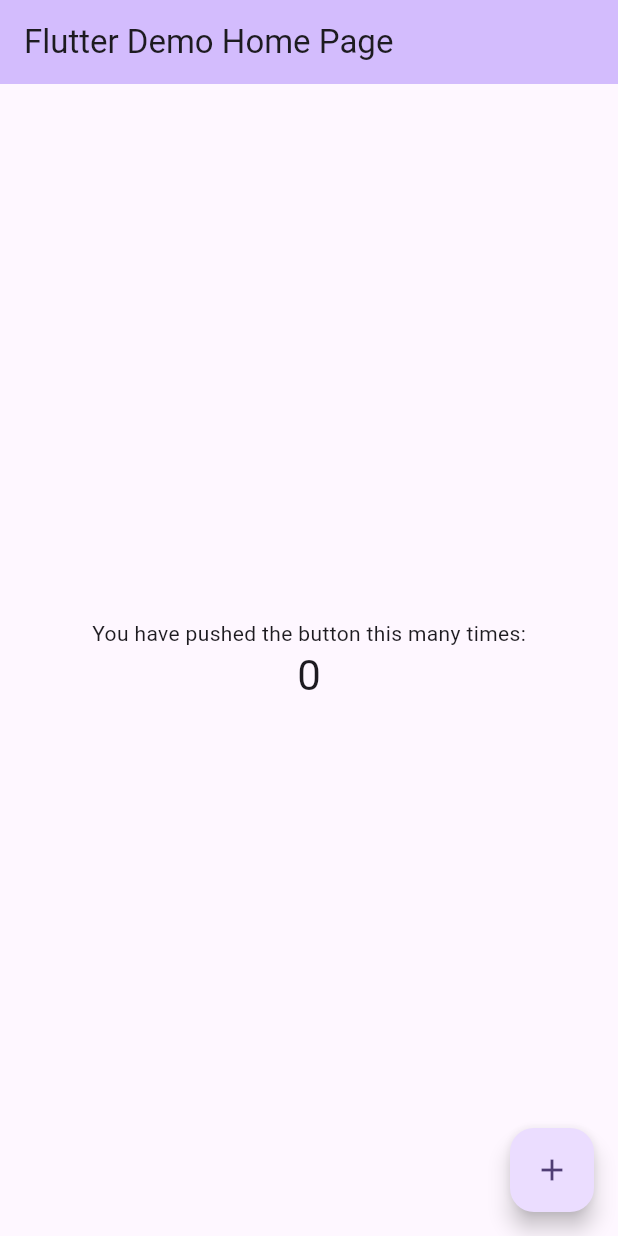
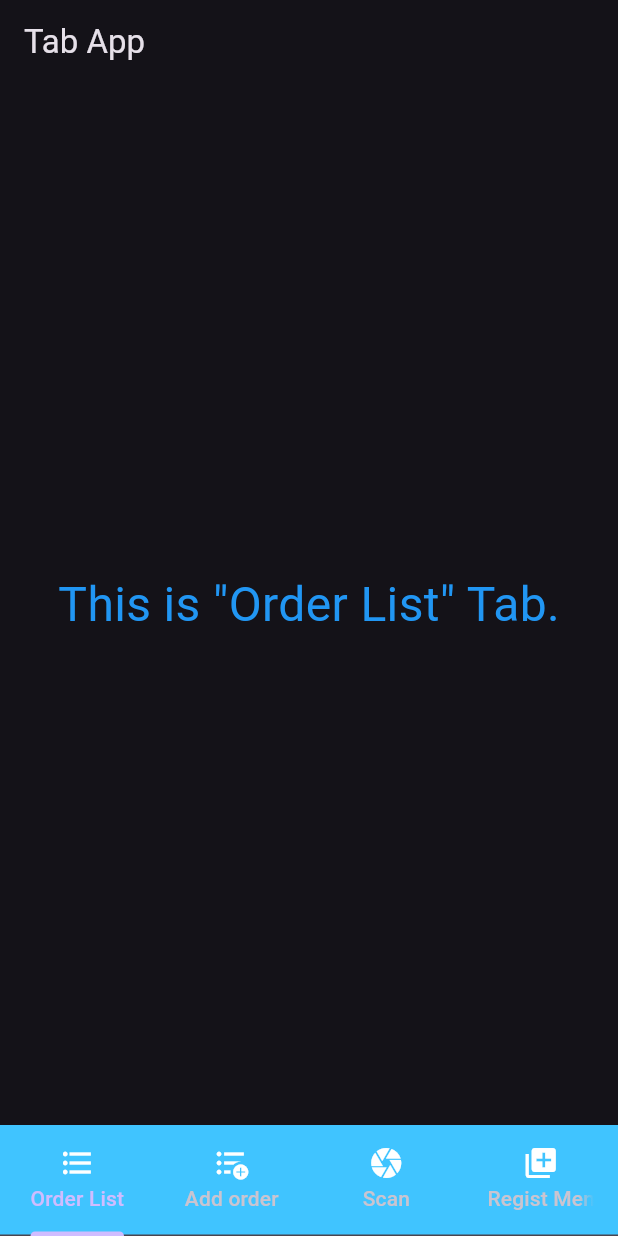
Before and after one commit to ReiruSATO/univ_fest_host, a Flutter app: the screen it shows after launch, on a phone screen of 412 x 824 dp. Run offline on Flutter 3.47's test engine with Material 3 defaults, Android fonts, the phone set to English and light mode, and no system bars.

Commit message:
create tab

```diff
--- a/univ_fest_host/lib/main.dart
+++ b/univ_fest_host/lib/main.dart
@@ -7,119 +7,91 @@
 class MyApp extends StatelessWidget {
   const MyApp({super.key});
 
-  // This widget is the root of your application.
   @override
   Widget build(BuildContext context) {
     return MaterialApp(
-      title: 'Flutter Demo',
+      title: 'Generated App',
       theme: ThemeData(
-        // This is the theme of your application.
-        //
-        // TRY THIS: Try running your application with "flutter run". You'll see
-        // the application has a purple toolbar. Then, without quitting the app,
-        // try changing the seedColor in the colorScheme below to Colors.green
-        // and then invoke "hot reload" (save your changes or press the "hot
-        // reload" button in a Flutter-supported IDE, or press "r" if you used
-        // the command line to start the app).
-        //
-        // Notice that the counter didn't reset back to zero; the application
-        // state is not lost during the reload. To reset the state, use hot
-        // restart instead.
-        //
-        // This works for code too, not just values: Most code changes can be
-        // tested with just a hot reload.
-        colorScheme: ColorScheme.fromSeed(seedColor: Colors.deepPurple),
-        useMaterial3: true,
+        brightness: Brightness.dark,
+        primarySwatch: Colors.blue,
+        primaryColor: const Color(0xff2196f3),
+        canvasColor: const Color(0xfffafafa),
       ),
-      home: const MyHomePage(title: 'Flutter Demo Home Page'),
+      home: const MyHomePage(),
     );
   }
 }
 
 class MyHomePage extends StatefulWidget {
-  const MyHomePage({super.key, required this.title});
+  const MyHomePage({super.key});
+  @override
+  // ignore: library_private_types_in_public_api
+  _MyHomePageState createState() => _MyHomePageState();
+}
 
-  // This widget is the home page of your application. It is stateful, meaning
-  // that it has a State object (defined below) that contains fields that affect
-  // how it looks.
+class _MyHomePageState extends State<MyHomePage>
+    with SingleTickerProviderStateMixin {
+  static const List<Tab> tabs = <Tab>[
+    Tab(
+      text: 'Order List',
+      icon: Icon(Icons.format_list_bulleted, color: Colors.white),
+    ),
+    Tab(
+      text: 'Add order',
+      icon: Icon(Icons.format_list_bulleted_add, color: Colors.white),
+    ),
+    Tab(
+      text: 'Scan',
+      icon: Icon(Icons.camera, color: Colors.white),
+    ),
+    Tab(
+      text: 'Regist Menu',
+      icon: Icon(Icons.add_to_photos, color: Colors.white),
+    ),
+  ];
 
-  // This class is the configuration for the state. It holds the values (in this
-  // case the title) provided by the parent (in this case the App widget) and
-  // used by the build method of the State. Fields in a Widget subclass are
-  // always marked "final".
-
-  final String title;
+  late TabController _tabController;
 
   @override
-  State<MyHomePage> createState() => _MyHomePageState();
-}
-
-class _MyHomePageState extends State<MyHomePage> {
-  int _counter = 0;
-
-  void _incrementCounter() {
-    setState(() {
-      // This call to setState tells the Flutter framework that something has
-      // changed in this State, which causes it to rerun the build method below
-      // so that the display can reflect the updated values. If we changed
-      // _counter without calling setState(), then the build method would not be
-      // called again, and so nothing would appear to happen.
-      _counter++;
-    });
+  void initState() {
+    super.initState();
+    _tabController = TabController(
+      vsync: this,
+      length: tabs.length,
+    );
   }
 
   @override
   Widget build(BuildContext context) {
-    // This method is rerun every time setState is called, for instance as done
-    // by the _incrementCounter method above.
-    //
-    // The Flutter framework has been optimized to make rerunning build methods
-    // fast, so that you can just rebuild anything that needs updating rather
-    // than having to individually change instances of widgets.
     return Scaffold(
       appBar: AppBar(
-        // TRY THIS: Try changing the color here to a specific color (to
-        // Colors.amber, perhaps?) and trigger a hot reload to see the AppBar
-        // change color while the other colors stay the same.
-        backgroundColor: Theme.of(context).colorScheme.inversePrimary,
-        // Here we take the value from the MyHomePage object that was created by
-        // the App.build method, and use it to set our appbar title.
-        title: Text(widget.title),
+        title: const Text('Tab App'),
       ),
-      body: Center(
-        // Center is a layout widget. It takes a single child and positions it
-        // in the middle of the parent.
-        child: Column(
-          // Column is also a layout widget. It takes a list of children and
-          // arranges them vertically. By default, it sizes itself to fit its
-          // children horizontally, and tries to be as tall as its parent.
-          //
-          // Column has various properties to control how it sizes itself and
-          // how it positions its children. Here we use mainAxisAlignment to
-          // center the children vertically; the main axis here is the vertical
-          // axis because Columns are vertical (the cross axis would be
-          // horizontal).
-          //
-          // TRY THIS: Invoke "debug painting" (choose the "Toggle Debug Paint"
-          // action in the IDE, or press "p" in the console), to see the
-          // wireframe for each widget.
-          mainAxisAlignment: MainAxisAlignment.center,
-          children: <Widget>[
-            const Text(
-              'You have pushed the button this many times:',
-            ),
-            Text(
-              '$_counter',
-              style: Theme.of(context).textTheme.headlineMedium,
-            ),
-          ],
+      body: TabBarView(
+        controller: _tabController,
+        children: tabs.map((Tab tab) {
+          return createTab(tab);
+        }).toList(),
+      ),
+      bottomNavigationBar: Container(
+        color: Colors.lightBlueAccent,
+        child: TabBar(
+          controller: _tabController,
+          tabs: tabs,
         ),
       ),
-      floatingActionButton: FloatingActionButton(
-        onPressed: _incrementCounter,
-        tooltip: 'Increment',
-        child: const Icon(Icons.add),
-      ), // This trailing comma makes auto-formatting nicer for build methods.
+    );
+  }
+
+  Widget createTab(Tab tab) {
+    return Center(
+      child: Text(
+        'This is "${tab.text}" Tab.',
+        style: const TextStyle(
+          fontSize: 32,
+          color: Colors.blue,
+        ),
+      ),
     );
   }
 }
--- /dev/null
+++ b/univ_fest_host/lib/screens/scan.dart
@@ -0,0 +1,20 @@
+import 'package:flutter/material.dart';
+import 'package:univ_fest_host/main.dart';
+
+class Scan extends StatelessWidget {
+  const Scan({super.key});
+
+  @override
+  Widget build(BuildContext context) {
+    return Scaffold(
+      appBar: AppBar(
+        title: const Text('Scan'),
+      ),
+      body: Container(
+        padding: const EdgeInsets.all(20),
+        alignment: Alignment.center,
+        child: const Text('Scan'),
+      ),
+    );
+  }
+}
```
Also changed, not shown: univ_fest_host/lib/screens/add_order.dart (added, +20 -0 lines), univ_fest_host/lib/screens/order_list.dart (added, +20 -0 lines), univ_fest_host/lib/screens/regist_menu.dart (added, +20 -0 lines).
